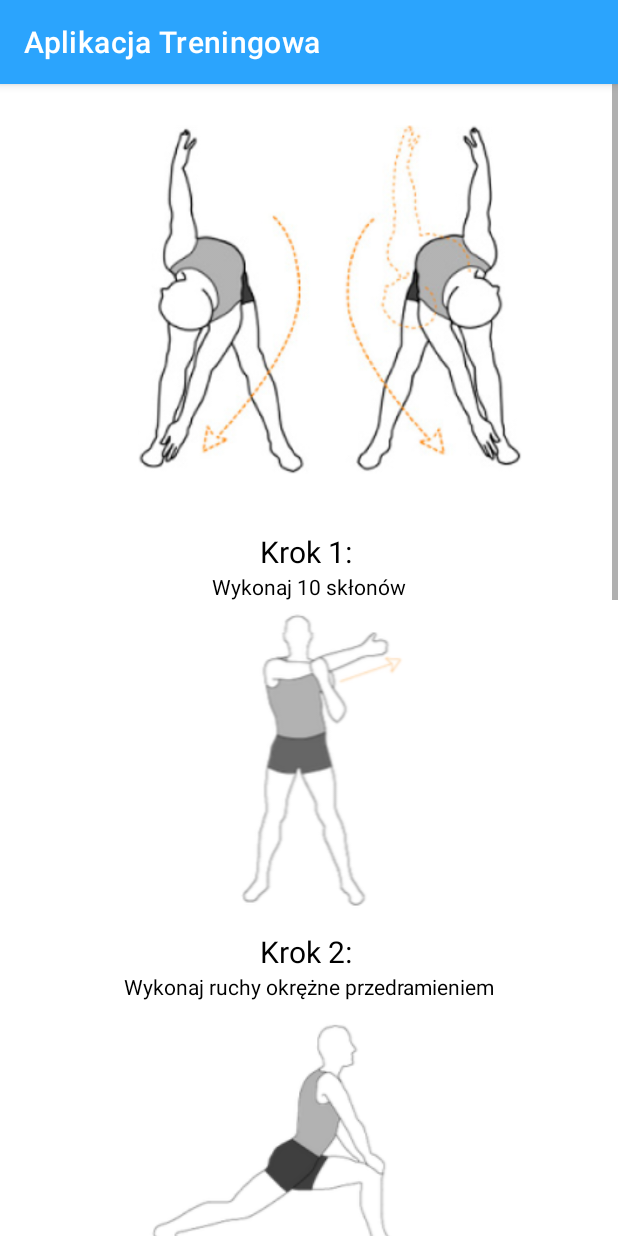
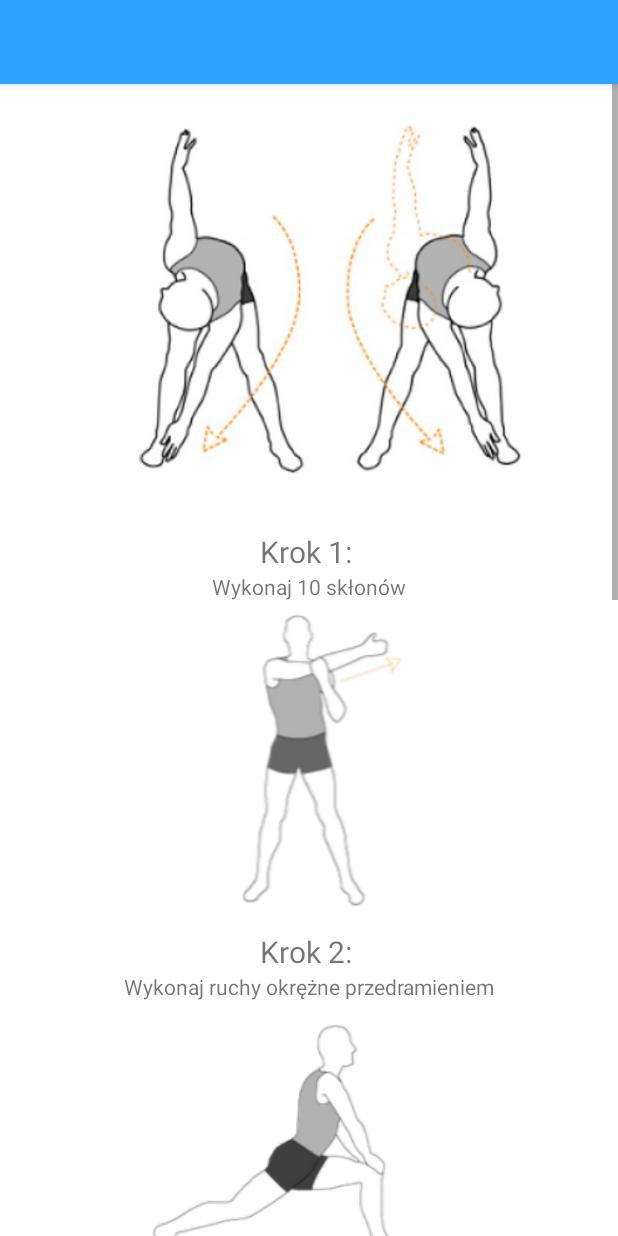
Before and after one commit to Rolfer150/reposprojekt, an Android app: the Rozciaganie screen opened directly, with no data from a screen before it, on a phone screen of 412 x 824 dp. Run offline under Robolectric (Android 15) with nearby library versions, the phone set to English and light mode, and no system bars.

Commit message:
ćwiczenia - kolory poprawione

```diff
--- a/app/build.gradle
+++ b/app/build.gradle
@@ -32,6 +32,7 @@ dependencies {
     implementation 'androidx.appcompat:appcompat:1.4.0'
     implementation 'com.google.android.material:material:1.4.0'
     implementation 'androidx.constraintlayout:constraintlayout:2.1.2'
+    implementation 'androidx.preference:preference:1.1.1'
     testImplementation 'junit:junit:4.+'
     androidTestImplementation 'androidx.test.ext:junit:1.1.3'
     androidTestImplementation 'androidx.test.espresso:espresso-core:3.4.0'
--- a/app/src/main/res/layout/activity_krokomierz.xml
+++ b/app/src/main/res/layout/activity_krokomierz.xml
@@ -15,7 +15,6 @@
         android:layout_marginTop="112dp"
         android:layout_marginEnd="8dp"
         android:layout_marginRight="8dp"
-        android:textColor="@color/black"
         android:text="Kroki"
         android:textStyle="bold"
         android:textSize="45sp"
--- a/app/src/main/res/layout/activity_rozciaganie.xml
+++ b/app/src/main/res/layout/activity_rozciaganie.xml
@@ -20,14 +20,12 @@
             android:layout_height="wrap_content"
             android:text="Krok 1: "
             android:textSize="20dp"
-            android:textAlignment="center"
-            android:textColor="@color/black"/>
+            android:textAlignment="center" />
         <TextView
             android:layout_width="match_parent"
             android:layout_height="wrap_content"
             android:text="Wykonaj 10 skłonów"
-            android:textAlignment="center"
-            android:textColor="@color/black"/>
+            android:textAlignment="center" />
 
         <ImageView
             android:layout_width="match_parent"
@@ -39,15 +37,13 @@
             android:layout_height="wrap_content"
             android:text="Krok 2: "
             android:textSize="20dp"
-            android:textAlignment="center"
-            android:textColor="@color/black"/>
+            android:textAlignment="center" />
 
         <TextView
             android:layout_width="match_parent"
             android:layout_height="wrap_content"
             android:text="Wykonaj ruchy okrężne przedramieniem"
-            android:textAlignment="center"
-            android:textColor="@color/black"/>
+            android:textAlignment="center" />
 
         <ImageView
             android:layout_width="match_parent"
@@ -59,15 +55,13 @@
             android:layout_height="wrap_content"
             android:text="Krok 3: "
             android:textSize="20dp"
-            android:textAlignment="center"
-            android:textColor="@color/black"/>
+            android:textAlignment="center" />
 
         <TextView
             android:layout_width="match_parent"
             android:layout_height="wrap_content"
             android:text="Wykonaj wykrok w przód"
-            android:textAlignment="center"
-            android:textColor="@color/black"/>
+            android:textAlignment="center" />
 
         <ImageView
             android:layout_width="match_parent"
@@ -79,15 +73,13 @@
             android:layout_height="wrap_content"
             android:text="Krok 4: "
             android:textSize="20dp"
-            android:textAlignment="center"
-            android:textColor="@color/black"/>
+            android:textAlignment="center" />
 
         <TextView
             android:layout_width="match_parent"
             android:layout_height="wrap_content"
             android:text="Wykonaj ruch nogą wedle strzałki"
-            android:textAlignment="center"
-            android:textColor="@color/black"/>
+            android:textAlignment="center" />
 
         <ImageView
             android:layout_width="match_parent"
@@ -99,15 +91,13 @@
             android:layout_height="wrap_content"
             android:text="Krok 5: "
             android:textSize="20dp"
-            android:textAlignment="center"
-            android:textColor="@color/black"/>
+            android:textAlignment="center" />
 
         <TextView
             android:layout_width="match_parent"
             android:layout_height="wrap_content"
             android:text="Wykonaj skłon z pogłębieniem "
-            android:textAlignment="center"
-            android:textColor="@color/black"/>
+            android:textAlignment="center" />
 
         <ImageView
             android:layout_width="match_parent"
@@ -119,15 +109,13 @@
             android:layout_height="wrap_content"
             android:text="Krok 6: "
             android:textSize="20dp"
-            android:textAlignment="center"
-            android:textColor="@color/black"/>
+            android:textAlignment="center" />
 
         <TextView
             android:layout_width="match_parent"
             android:layout_height="wrap_content"
             android:text="Wykonaj wykrok w bok"
-            android:textAlignment="center"
-            android:textColor="@color/black"/>
+            android:textAlignment="center" />
     </LinearLayout>
 
 
--- a/app/src/main/res/values/strings.xml
+++ /dev/null
@@ -1,3 +0,0 @@
-<resources>
-    <string name="app_name">Aplikacja Treningowa</string>
-</resources>
```
Also changed, not shown: app/src/main/res/layout/activity_ramiona.xml (+15 -16 lines).
